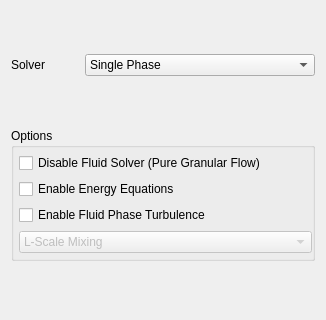
The window that gui/uifiles/model.ui (truongd8593/mfix) describes before a commit, drawn with Qt 5; both pictures show x 0 to 326 and y 0 to 320 of the 326 by 748 pixel window.
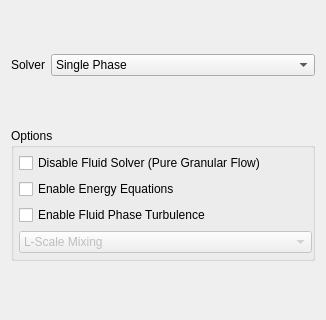
The same window after the commit. Custom widgets are drawn as their Qt base class.

What changed in the file:
```diff
--- a/gui/uifiles/model.ui
+++ b/gui/uifiles/model.ui
@@ -27,7 +27,9 @@
      </property>
     </spacer>
    </item>
-   <item row="1" column="0">
+   <item row="1" column="0" colspan="3">
+    <layout class="QHBoxLayout" name="horizontalLayout">
+     <item>
     <widget class="QLabel" name="label_6">
      <property name="sizePolicy">
       <sizepolicy hsizetype="Maximum" vsizetype="Preferred">
@@ -40,7 +42,7 @@
      </property>
     </widget>
    </item>
-   <item row="1" column="2">
+     <item>
     <widget class="ComboBox" name="combobox_solver">
      <item>
       <property name="text">
@@ -69,6 +71,8 @@
      </item>
     </widget>
    </item>
+    </layout>
+   </item>
    <item row="2" column="2">
     <spacer name="verticalSpacer">
      <property name="orientation">
@@ -378,6 +382,9 @@
      <property name="orientation">
       <enum>Qt::Vertical</enum>
      </property>
+     <property name="sizeType">
+      <enum>QSizePolicy::Maximum</enum>
+     </property>
      <property name="sizeHint" stdset="0">
       <size>
        <width>20</width>
```
Left out of the diff: 1 changed line with no effect on the pictures. Lines whose indentation alone changed are shown as unchanged.
